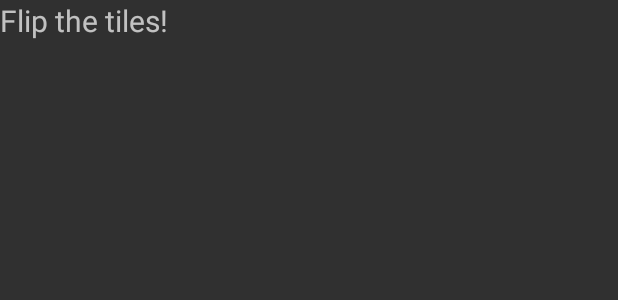
After one commit to ChitKoKo94/AndroidProj-school, an Android app: the layout activity_game.xml on its own in the app's theme, with its tools: preview values and no code run, on a phone screen of 412 x 824 dp. The commit adds this screen. Shown: the top 300 px of the screen. Run offline under Robolectric (Android 15) with nearby library versions, the phone set to English and light mode, and no system bars.

Commit message:
added GameActivity and view

```diff
--- a/app/src/main/AndroidManifest.xml
+++ b/app/src/main/AndroidManifest.xml
@@ -2,7 +2,8 @@
 <manifest xmlns:android="http://schemas.android.com/apk/res/android"
     package="com.example.android_ca">
 
-    <uses-permission android:name="android.permission.INTERNET"/>
+    <uses-permission android:name="android.permission.INTERNET" />
+
     <application
         android:allowBackup="true"
         android:icon="@mipmap/ic_launcher"
@@ -10,6 +11,7 @@
         android:roundIcon="@mipmap/ic_launcher_round"
         android:supportsRtl="true"
         android:theme="@style/Theme.AppCompat.NoActionBar">
+        <activity android:name=".GameActivity"></activity>
         <activity android:name=".MainActivity">
             <intent-filter>
                 <action android:name="android.intent.action.MAIN" />
--- /dev/null
+++ b/app/src/main/res/layout/activity_game.xml
@@ -0,0 +1,30 @@
+<?xml version="1.0" encoding="utf-8"?>
+<LinearLayout
+    xmlns:android="http://schemas.android.com/apk/res/android"
+    android:layout_width="match_parent"
+    android:layout_height="match_parent"
+    android:orientation="vertical">
+
+    <LinearLayout
+        android:layout_width="match_parent"
+        android:layout_height="wrap_content">
+
+        <TextView
+            android:layout_width="wrap_content"
+            android:layout_height="wrap_content"
+            android:text="@string/game_header"
+            android:textSize="20sp">
+
+        </TextView>
+
+    </LinearLayout>
+
+    <GridView
+        android:id="@+id/grid_view"
+        android:layout_width="match_parent"
+        android:layout_height="wrap_content"
+        android:numColumns="3"
+        android:stretchMode="columnWidth"
+        android:layout_marginTop="60dp">
+    </GridView>
+</LinearLayout>
--- a/app/src/main/res/values/strings.xml
+++ b/app/src/main/res/values/strings.xml
@@ -1,3 +1,4 @@
 <resources>
     <string name="app_name">android_CA</string>
+    <string name="game_header">Flip the tiles!</string>
 </resources>
```
Also changed, not shown: app/src/main/java/com/example/android_ca/GameActivity.java (added, +39 -0 lines), app/src/main/java/com/example/android_ca/MainActivity.java (+13 -0 lines), app/src/main/java/com/example/android_ca/MyAdapter.java (added, +38 -0 lines), app/src/main/res/layout/activity_main.xml (+7 -0 lines), app/src/main/res/drawable/question.png (added).
